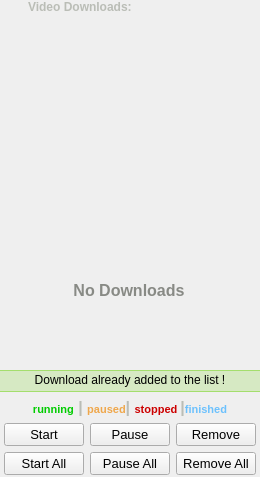
Qt form download_widget.ui (keshavbhatt/olivia) before a commit.
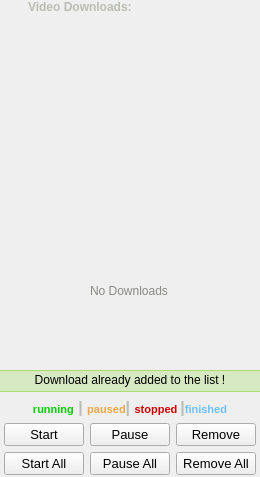
The same form after that commit. Icons and pictures are not drawn.

Commit message: download widget ui improvements.

Patch:
```diff
--- a/download_widget.ui
+++ b/download_widget.ui
@@ -148,7 +148,7 @@
         </sizepolicy>
        </property>
        <property name="text">
-        <string>&lt;html&gt;&lt;head/&gt;&lt;body&gt;&lt;p align=&quot;center&quot;&gt;&lt;img src=&quot;:/icons/download_widget/empty.png&quot;/&gt;&lt;/p&gt;&lt;p align=&quot;center&quot;&gt;&lt;span style=&quot; font-size:12pt; font-weight:600; color:#888a85;&quot;&gt;No Downloads&lt;/span&gt;&lt;/p&gt;&lt;/body&gt;&lt;/html&gt;</string>
+        <string>&lt;html&gt;&lt;head/&gt;&lt;body&gt;&lt;p align=&quot;center&quot;&gt;&lt;img src=&quot;:/icons/download_widget/empty.png&quot;/&gt;&lt;/p&gt;&lt;p align=&quot;center&quot;&gt;&lt;span style=&quot; font-size:9pt; color:#888a85;&quot;&gt;No Downloads&lt;/span&gt;&lt;/p&gt;&lt;/body&gt;&lt;/html&gt;</string>
        </property>
        <property name="alignment">
         <set>Qt::AlignCenter</set>
```
The commit also changes 1 other file.
